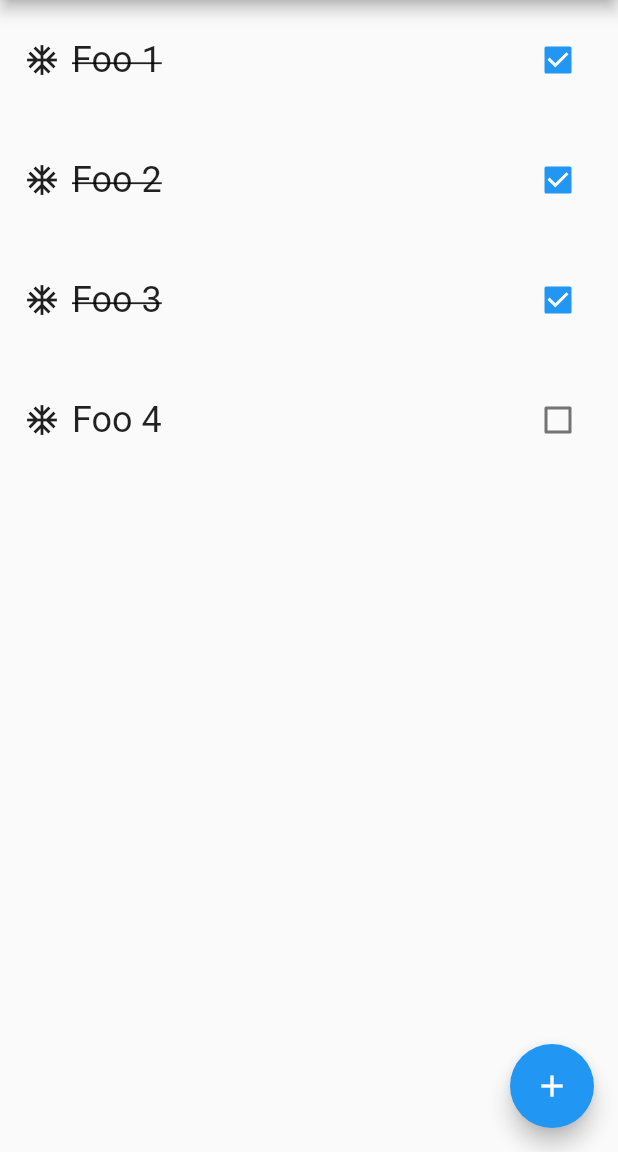
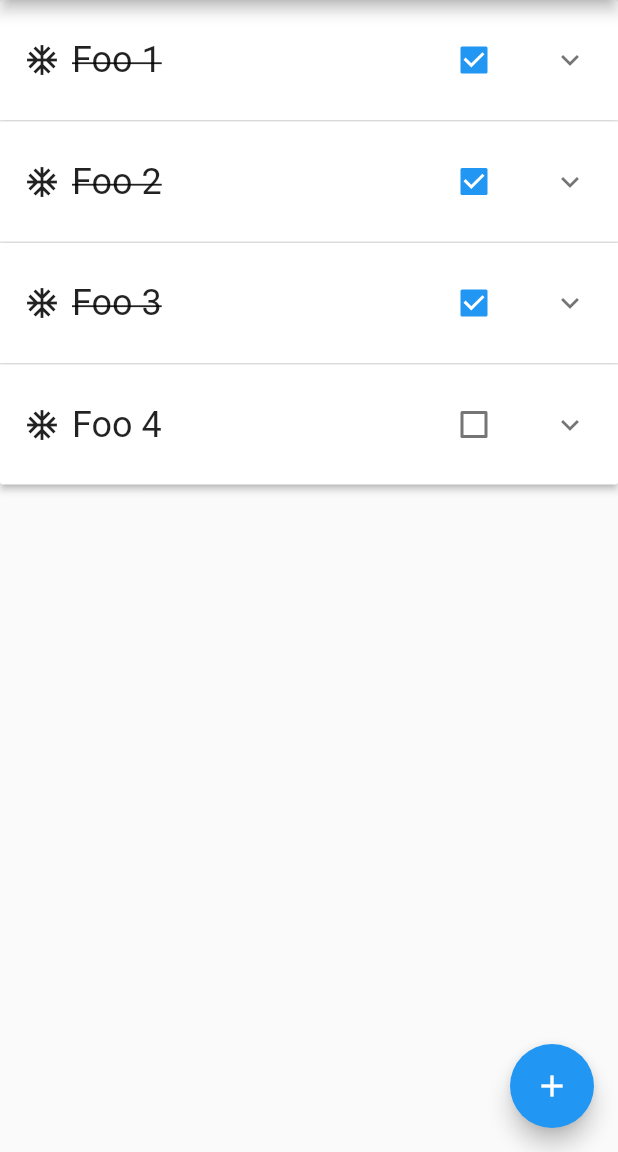
Before and after one commit to FlutterStudyJam-Berlin/todo_app, a Flutter app: the screen it shows after launch, on a phone screen of 412 x 824 dp, the part 84-1236 px from its top. Run offline on Flutter 3.47's test engine with Material 2 defaults, Android fonts, the phone set to English and light mode, and no system bars.

Commit message:
Final code from session 5

```diff
--- a/lib/todo_list_route.dart
+++ b/lib/todo_list_route.dart
@@ -1,7 +1,8 @@
 import 'package:flutter/material.dart';
+
+import 'todo.dart';
+import 'todo_row.dart';
 import 'todos_repository.dart';
-import 'todo_row.dart';
-import 'todo.dart';
 
 class TodoListRoute extends StatefulWidget {
   @override
@@ -10,6 +11,7 @@ class TodoListRoute extends StatefulWidget {
 
 class _TodoListState extends State<TodoListRoute> {
   List<Todo> _items = TodosRepository().getTodos();
+  Todo _expandedTodo;
 
   @override
   void initState() {
@@ -23,32 +25,103 @@ class _TodoListState extends State<TodoListRoute> {
 
   @override
   Widget build(BuildContext context) {
-    return TodoList(items: _items, todoChanged: (index, changedTodo) {
+    return TodoList(
+      items: _items,
+      todoChanged: (index, changedTodo) {
         setState(() {
           TodosRepository().updateTodo(changedTodo);
         });
+      },
+      todoExpanded: (todo) {
+        setState(() {
+          _expandedTodo = todo;
         });
+      },
+      expandedTodo: _expandedTodo,
+    );
   }
 }
 
 typedef void TodoChanged(int index, Todo todo);
+typedef void TodoExpanded(Todo todo);
 
 class TodoList extends StatelessWidget {
   final List<Todo> items;
   final TodoChanged todoChanged;
+  final Todo expandedTodo;
+  final TodoExpanded todoExpanded;
 
-  const TodoList({@required this.items, this.todoChanged}) : assert(items != null);
+  const TodoList({
+    @required this.items,
+    this.todoChanged,
+    this.expandedTodo,
+    this.todoExpanded,
+  }) : assert(items != null);
 
   @override
   Widget build(BuildContext context) {
+    bool isPortrait =
+        MediaQuery.of(context).orientation == Orientation.portrait;
+    return isPortrait ? buildPortraitLayout() : buildLandscapeLayout();
+  }
+
+  Widget buildPortraitLayout() {
+    return SingleChildScrollView(
+      child: ExpansionPanelList(
+        expansionCallback: (int index, bool isExpanded) {
+          if (!isExpanded) {
+            todoExpanded(items[index]);
+          } else {
+            todoExpanded(null);
+          }
+        },
+        children: items.map((todo) {
+          return ExpansionPanel(
+              isExpanded: todo.uuid == expandedTodo?.uuid,
+              headerBuilder: (BuildContext context, bool isExpanded) {
+                return TodoRow(todo: todo);
+              },
+              body: Container(
+                child: Padding(
+                  padding: const EdgeInsets.all(16.0),
+                  child: Text(todo.description),
+                ),
+              ));
+        }).toList(),
+      ),
+    );
+  }
+
+  ListView buildLandscapeLayout() {
     return ListView.builder(
         itemCount: items.length,
         itemBuilder: (BuildContext context, int index) {
-          return TodoRow(
-            todo: items[index],
+          var todo = items[index];
+          return Dismissible(
+            direction: DismissDirection.endToStart,
+            key: Key(todo.uuid),
+            onDismissed: (direction) {
+              TodosRepository().deleteTodo(todo);
+              var snackBar = SnackBar(
+                content: Text("${todo.title} deleted"),
+                action: SnackBarAction(
+                    label: "undo",
+                    onPressed: () {
+                      TodosRepository().addTodo(todo);
+                    }),
+              );
+              Scaffold.of(context).showSnackBar(
+                snackBar,
+              );
+            },
+            background: Container(
+              color: Colors.pink[700],
+            ),
+            child: TodoRow(
+                todo: todo,
                 onChanged: (newTodo) {
                   todoChanged(index, newTodo);
-            }
+                }),
           );
         });
   }
--- a/lib/todos_repository.dart
+++ b/lib/todos_repository.dart
@@ -20,9 +20,9 @@ class TodosRepository {
         description: "This is a fancy description",
         isDone: true,
         icon: Icons.ac_unit),
-    Todo(uuid: Uuid().v1(), title: "Foo 2", isDone: true, icon: Icons.ac_unit),
-    Todo(uuid: Uuid().v1(), title: "Foo 3", isDone: true, icon: Icons.ac_unit),
-    Todo(uuid: Uuid().v1(), title: "Foo 4", isDone: false, icon: Icons.ac_unit),
+    Todo(uuid: Uuid().v1(), description: "This is a fancy description", title: "Foo 2", isDone: true, icon: Icons.ac_unit),
+    Todo(uuid: Uuid().v1(), description: "This is a fancy description", title: "Foo 3", isDone: true, icon: Icons.ac_unit),
+    Todo(uuid: Uuid().v1(), description: "This is a fancy description", title: "Foo 4", isDone: false, icon: Icons.ac_unit),
   ];
 
   List<OnTodosChanged> _subscribers = [];
@@ -46,6 +46,14 @@ class TodosRepository {
     _notifySubscribers();
   }
 
+  void deleteTodo(Todo deletedTodo) {
+    _items.removeWhere((todo) {
+      return todo.uuid == deletedTodo.uuid;
+    });
+
+    _notifySubscribers();
+  }
+
   List<Todo> getTodos() => _items;
 
   void subscribe(OnTodosChanged onTodosChanged) =>
```
Lines whose indentation alone changed are shown as unchanged.
